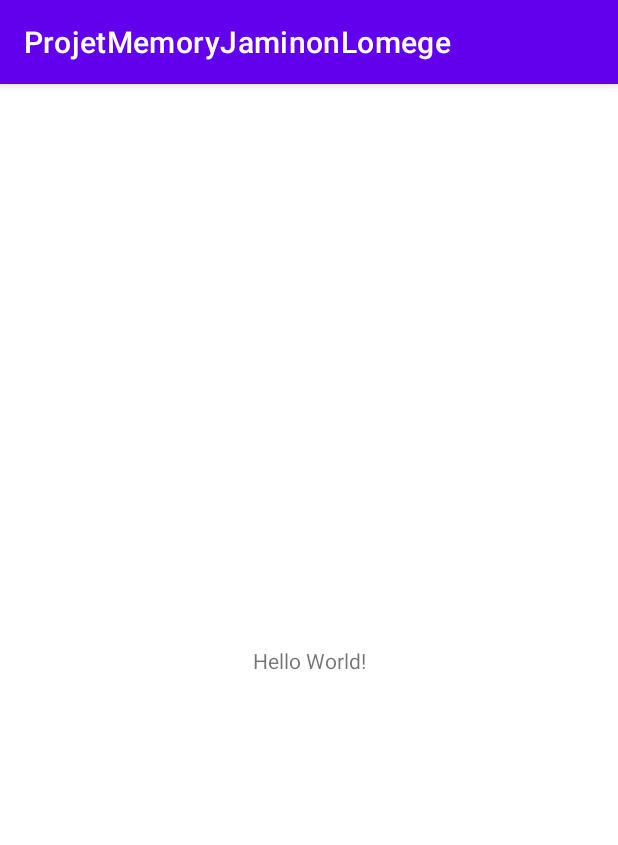
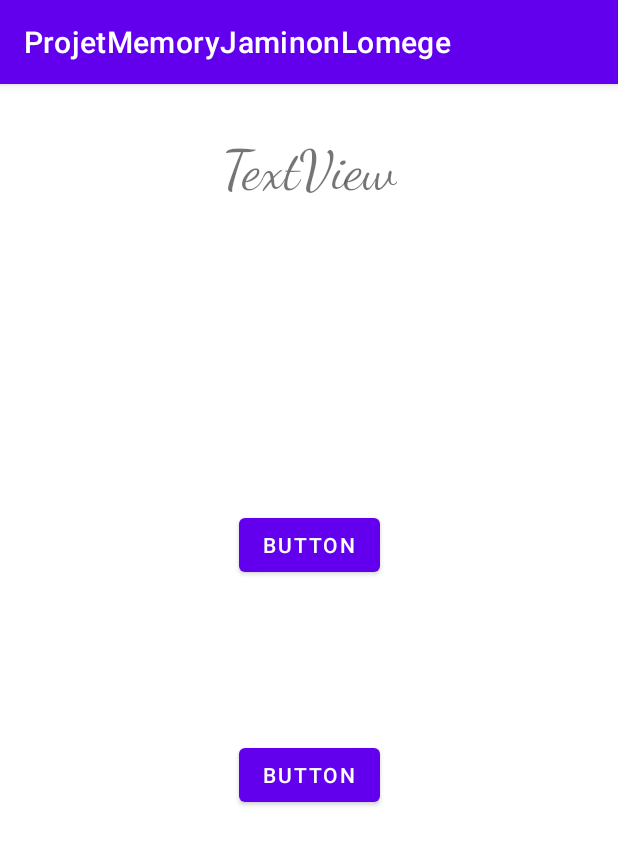
Before and after one commit to HugoJ0/ProjetMemoryJaminonLomege, an Android app: the screen it shows after launch (MainActivity), on a phone screen of 412 x 824 dp. Shown: the top 845 px of the screen. Run offline under Robolectric (Android 15) with nearby library versions, the phone set to English and light mode, and no system bars.

Commit message:
Ajout regles et debut main

```diff
--- a/app/src/main/AndroidManifest.xml
+++ b/app/src/main/AndroidManifest.xml
@@ -9,7 +9,8 @@
         android:roundIcon="@mipmap/ic_launcher_round"
         android:supportsRtl="true"
         android:theme="@style/Theme.ProjetMemoryJaminonLomege">
-        <activity android:name=".Niveau1"></activity>
+        <activity android:name=".Regles"></activity>
+        <activity android:name=".Niveau1" />
         <activity android:name=".ChoixMode" />
         <activity android:name=".Classement" />
         <activity android:name=".Profil" />
--- /dev/null
+++ b/app/src/main/java/fr/iut/projetmemoryjaminonlomege/Regles.java
@@ -0,0 +1,14 @@
+package fr.iut.projetmemoryjaminonlomege;
+
+import androidx.appcompat.app.AppCompatActivity;
+
+import android.os.Bundle;
+
+public class Regles extends AppCompatActivity {
+
+    @Override
+    protected void onCreate(Bundle savedInstanceState) {
+        super.onCreate(savedInstanceState);
+        setContentView(R.layout.activity_regles);
+    }
+}
--- a/app/src/main/res/layout/activity_main.xml
+++ b/app/src/main/res/layout/activity_main.xml
@@ -6,13 +6,74 @@
     android:layout_height="match_parent"
     tools:context=".MainActivity">
 
-    <TextView
+    <androidx.constraintlayout.widget.Guideline
+        android:id="@+id/guideline2"
         android:layout_width="wrap_content"
         android:layout_height="wrap_content"
-        android:text="Hello World!"
-        app:layout_constraintBottom_toBottomOf="parent"
-        app:layout_constraintLeft_toLeftOf="parent"
-        app:layout_constraintRight_toRightOf="parent"
+        android:orientation="horizontal"
+        app:layout_constraintGuide_percent="0.15" />
+
+    <androidx.constraintlayout.widget.Guideline
+        android:id="@+id/guideline3"
+        android:layout_width="wrap_content"
+        android:layout_height="wrap_content"
+        android:orientation="horizontal"
+        app:layout_constraintGuide_percent="0.85" />
+
+    <androidx.constraintlayout.widget.Guideline
+        android:id="@+id/guideline4"
+        android:layout_width="wrap_content"
+        android:layout_height="wrap_content"
+        android:orientation="horizontal"
+        app:layout_constraintGuide_percent="0.30016583" />
+
+    <androidx.constraintlayout.widget.Guideline
+        android:id="@+id/guideline5"
+        android:layout_width="wrap_content"
+        android:layout_height="wrap_content"
+        android:orientation="horizontal"
+        app:layout_constraintGuide_percent="0.7" />
+
+    <androidx.constraintlayout.widget.Guideline
+        android:id="@+id/guideline6"
+        android:layout_width="wrap_content"
+        android:layout_height="wrap_content"
+        android:orientation="horizontal"
+        app:layout_constraintGuide_percent="0.5" />
+
+    <Button
+        android:id="@+id/button"
+        android:layout_width="wrap_content"
+        android:layout_height="wrap_content"
+        android:text="Button"
+        app:layout_constraintBottom_toTopOf="@+id/guideline6"
+        app:layout_constraintEnd_toEndOf="parent"
+        app:layout_constraintStart_toStartOf="parent"
+        app:layout_constraintTop_toTopOf="@+id/guideline4" />
+
+    <TextView
+        android:id="@+id/textView"
+        android:layout_width="wrap_content"
+        android:layout_height="wrap_content"
+        android:layout_marginStart="8dp"
+        android:layout_marginTop="8dp"
+        android:layout_marginEnd="8dp"
+        android:layout_marginBottom="8dp"
+        android:fontFamily="cursive"
+        android:text="TextView"
+        android:textSize="36sp"
+        app:layout_constraintBottom_toTopOf="@+id/guideline2"
+        app:layout_constraintEnd_toEndOf="parent"
+        app:layout_constraintStart_toStartOf="parent"
         app:layout_constraintTop_toTopOf="parent" />
 
+    <Button
+        android:id="@+id/button4"
+        android:layout_width="wrap_content"
+        android:layout_height="wrap_content"
+        android:text="Button"
+        app:layout_constraintBottom_toTopOf="@+id/guideline5"
+        app:layout_constraintEnd_toEndOf="parent"
+        app:layout_constraintStart_toStartOf="parent"
+        app:layout_constraintTop_toTopOf="@+id/guideline6" />
 </androidx.constraintlayout.widget.ConstraintLayout>
--- /dev/null
+++ b/app/src/main/res/layout/activity_regles.xml
@@ -0,0 +1,9 @@
+<?xml version="1.0" encoding="utf-8"?>
+<androidx.constraintlayout.widget.ConstraintLayout xmlns:android="http://schemas.android.com/apk/res/android"
+    xmlns:app="http://schemas.android.com/apk/res-auto"
+    xmlns:tools="http://schemas.android.com/tools"
+    android:layout_width="match_parent"
+    android:layout_height="match_parent"
+    tools:context=".Regles">
+
+</androidx.constraintlayout.widget.ConstraintLayout>
```
